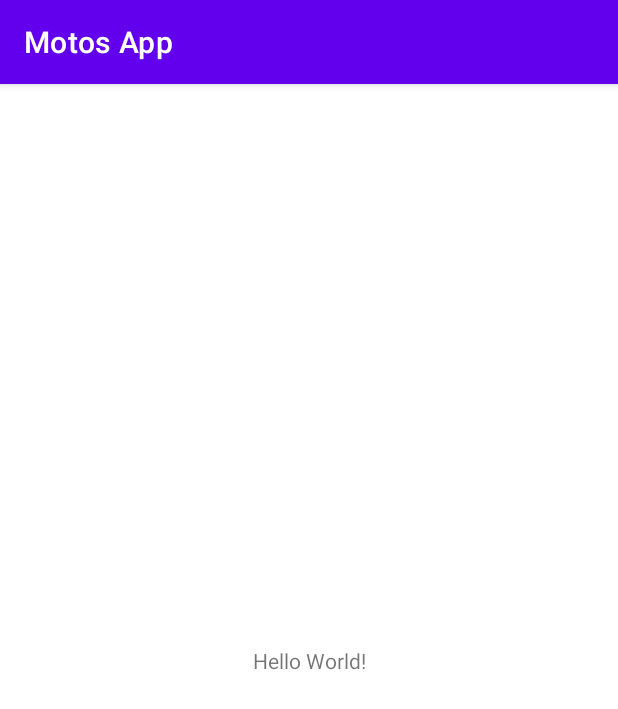
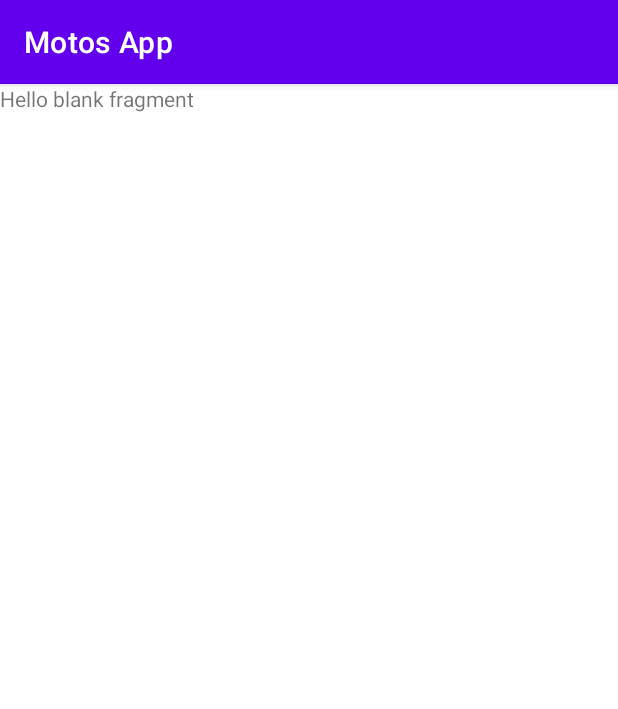
Before and after one commit to adrvschmidt/moto, an Android app: the screen it shows after launch (MainActivity), on a phone screen of 412 x 824 dp. Shown: the top 709 px of the screen. Run offline under Robolectric (Android 15) with nearby library versions, the phone set to English and light mode, and no system bars.

Commit message:
Added login fragment only to some tests

```diff
--- a/app/build.gradle
+++ b/app/build.gradle
@@ -57,6 +57,10 @@ dependencies {
     implementation 'androidx.appcompat:appcompat:1.3.1'
     implementation 'com.google.android.material:material:1.4.0'
     implementation 'androidx.constraintlayout:constraintlayout:2.1.1'
+    // Navigation Component
+    implementation 'androidx.navigation:navigation-fragment-ktx:2.3.5'
+    implementation 'androidx.navigation:navigation-ui-ktx:2.3.5'
+    implementation 'androidx.legacy:legacy-support-v4:1.0.0'
     testImplementation 'junit:junit:4.+'
     androidTestImplementation 'androidx.test.ext:junit:1.1.3'
     androidTestImplementation 'androidx.test.espresso:espresso-core:3.4.0'
--- /dev/null
+++ b/app/src/main/java/br/com/schmidt/motosapp/LoginFragment.kt
@@ -0,0 +1,30 @@
+package br.com.schmidt.motosapp
+
+import android.os.Bundle
+import androidx.fragment.app.Fragment
+import android.view.LayoutInflater
+import android.view.View
+import android.view.ViewGroup
+import br.com.schmidt.motosapp.databinding.ActivityMainBinding
+import br.com.schmidt.motosapp.databinding.FragmentLoginBinding
+
+class LoginFragment : Fragment() {
+    private var _binding: FragmentLoginBinding? = null
+    private val binding get() = _binding!!
+    override fun onCreate(savedInstanceState: Bundle?) {
+        super.onCreate(savedInstanceState)
+    }
+
+    override fun onCreateView(
+        inflater: LayoutInflater, container: ViewGroup?,
+        savedInstanceState: Bundle?
+    ): View? {
+        _binding = FragmentLoginBinding.inflate(inflater, container, false)
+        return binding.root
+    }
+
+    override fun onDestroy() {
+        super.onDestroy()
+        _binding = null
+    }
+}
--- a/app/src/main/java/br/com/schmidt/motosapp/MainActivity.kt
+++ b/app/src/main/java/br/com/schmidt/motosapp/MainActivity.kt
@@ -2,10 +2,20 @@ package br.com.schmidt.motosapp
 
 import androidx.appcompat.app.AppCompatActivity
 import android.os.Bundle
+import br.com.schmidt.motosapp.databinding.ActivityMainBinding
 
 class MainActivity : AppCompatActivity() {
+    private var _binding: ActivityMainBinding? = null
+    private val binding get() = _binding!!
+
     override fun onCreate(savedInstanceState: Bundle?) {
         super.onCreate(savedInstanceState)
-        setContentView(R.layout.activity_main)
+        _binding = ActivityMainBinding.inflate(layoutInflater)
+        setContentView(binding.root)
+    }
+
+    override fun onDestroy() {
+        super.onDestroy()
+        _binding = null
     }
 }
--- a/app/src/main/res/layout/activity_main.xml
+++ b/app/src/main/res/layout/activity_main.xml
@@ -6,13 +6,17 @@
     android:layout_height="match_parent"
     tools:context=".MainActivity">
 
-    <TextView
-        android:layout_width="wrap_content"
-        android:layout_height="wrap_content"
-        android:text="Hello World!"
+    <androidx.fragment.app.FragmentContainerView
+        android:id="@+id/navHostFragment"
+        android:name="androidx.navigation.fragment.NavHostFragment"
+        android:layout_width="0dp"
+        android:layout_height="0dp"
+        app:defaultNavHost="true"
         app:layout_constraintBottom_toBottomOf="parent"
-        app:layout_constraintLeft_toLeftOf="parent"
-        app:layout_constraintRight_toRightOf="parent"
-        app:layout_constraintTop_toTopOf="parent" />
+        app:layout_constraintEnd_toEndOf="parent"
+        app:layout_constraintStart_toStartOf="parent"
+        app:layout_constraintTop_toTopOf="parent"
+        app:layout_constraintHorizontal_bias="0.5"
+        app:navGraph="@navigation/nav_graph" />
 
 </androidx.constraintlayout.widget.ConstraintLayout>
--- /dev/null
+++ b/app/src/main/res/layout/fragment_login.xml
@@ -0,0 +1,14 @@
+<?xml version="1.0" encoding="utf-8"?>
+<FrameLayout xmlns:android="http://schemas.android.com/apk/res/android"
+    xmlns:tools="http://schemas.android.com/tools"
+    android:layout_width="match_parent"
+    android:layout_height="match_parent"
+    tools:context=".LoginFragment">
+
+    <!-- TODO: Update blank fragment layout -->
+    <TextView
+        android:layout_width="match_parent"
+        android:layout_height="match_parent"
+        android:text="@string/hello_blank_fragment" />
+
+</FrameLayout>
--- a/app/src/main/res/navigation/nav_graph.xml
+++ b/app/src/main/res/navigation/nav_graph.xml
@@ -1,6 +1,13 @@
 <?xml version="1.0" encoding="utf-8"?>
 <navigation xmlns:android="http://schemas.android.com/apk/res/android"
     xmlns:app="http://schemas.android.com/apk/res-auto"
-    android:id="@+id/nav_graph">
+    xmlns:tools="http://schemas.android.com/tools"
+    android:id="@+id/nav_graph"
+    app:startDestination="@id/loginFragment">
 
+    <fragment
+        android:id="@+id/loginFragment"
+        android:name="br.com.schmidt.motosapp.LoginFragment"
+        android:label="fragment_login"
+        tools:layout="@layout/fragment_login" />
 </navigation>
--- a/app/src/main/res/values/strings.xml
+++ b/app/src/main/res/values/strings.xml
@@ -1,3 +1,5 @@
 <resources>
     <string name="app_name">Motos App</string>
+    <!-- TODO: Remove or change this placeholder text -->
+    <string name="hello_blank_fragment">Hello blank fragment</string>
 </resources>
```
